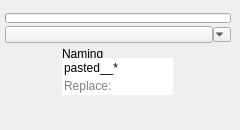
Qt form ui/scene.ui (m3trik/Scripts_portable) before a commit.
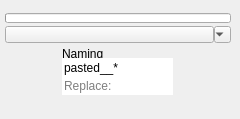
The same form after that commit. Custom widgets are drawn as their Qt base class.

Diff of the .ui file:
```diff
--- a/ui/scene.ui
+++ b/ui/scene.ui
@@ -10,7 +10,7 @@
     <x>0</x>
     <y>0</y>
     <width>240</width>
-    <height>130</height>
+    <height>119</height>
    </rect>
   </property>
   <property name="minimumSize">
@@ -83,14 +83,14 @@
        </property>
        <property name="minimumSize">
         <size>
-         <width>18</width>
-         <height>15</height>
+         <width>17</width>
+         <height>17</height>
         </size>
        </property>
        <property name="maximumSize">
         <size>
-         <width>18</width>
-         <height>15</height>
+         <width>17</width>
+         <height>17</height>
         </size>
        </property>
       </widget>
```
